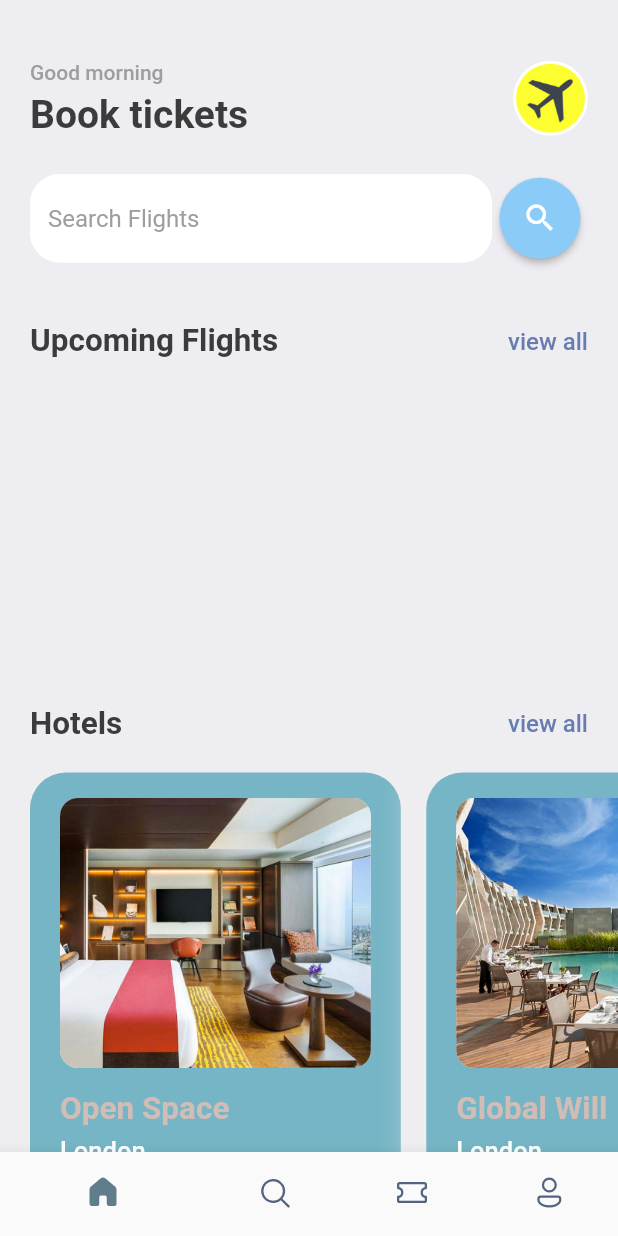
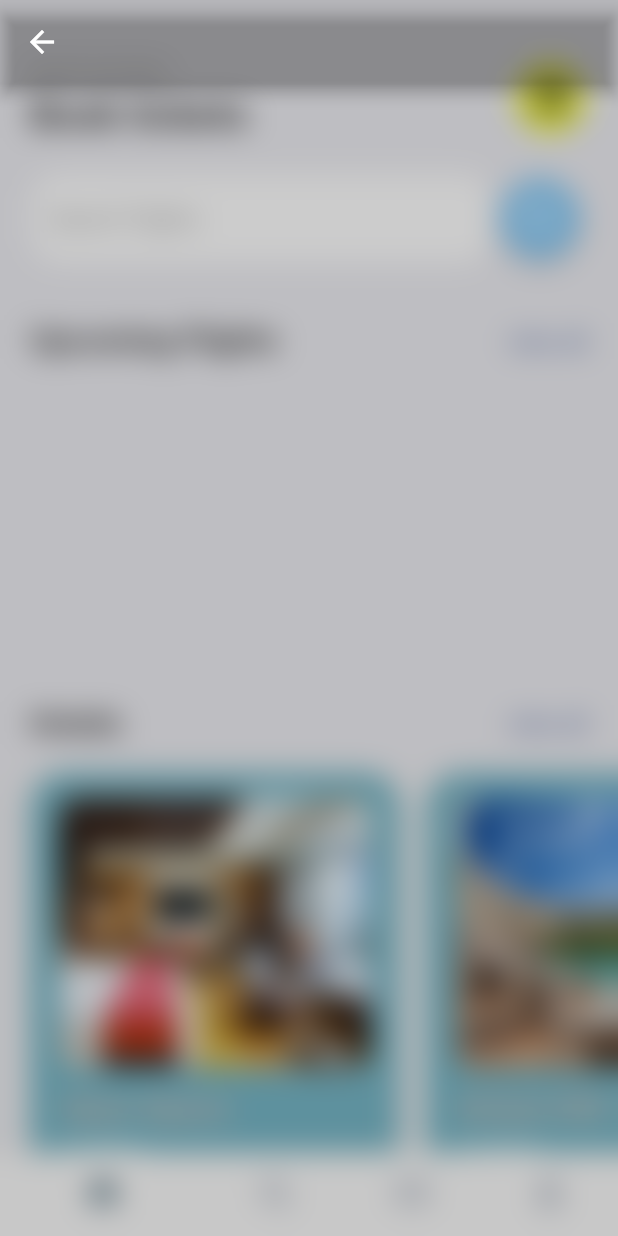
Before and after one commit to marceloomg13/TFGtickets, a Flutter app: the screen it shows once a user with an empty profile is signed in, after a tap on "view all", on a phone screen of 412 x 824 dp. Run offline on Flutter 3.47's test engine with Material 2 defaults, Android fonts, the phone set to English and light mode, and no system bars; our stand-ins replace barcode_widget, cloud_firestore, firebase_auth, firebase_core, fluentui_icons, gap and 1 more; accounts and stored records are empty.

Commit message:
flight picker v3 commit

```diff
--- a/lib/main.dart
+++ b/lib/main.dart
@@ -24,23 +24,68 @@ class MyApp extends StatefulWidget {
 
 class _MyAppState extends State<MyApp> {
   initializeData() async{
+    /*
+    myTickets.clear();
+    FirebaseFirestore.instance.collection("MisVuelos").get().then((snapshot) => {
+      for (DocumentSnapshot ds in snapshot.docs){
+        ds.reference.delete(),
+      }});
+
+     */
     for(var element in hotelList){
       FirebaseFirestore.instance.collection("Hoteles").doc(element['id'].toString()).set(element);
     }
     for(var element in ticketList){
       FirebaseFirestore.instance.collection("Vuelos").doc(element['number'].toString()).set(element);
     }
-    print("All data added");
+    final MisVuelos = FirebaseFirestore.instance.collection("MisVuelos");
+    MisVuelos.get().then((querySnapshot){
+      for (var docSnapshot in querySnapshot.docs) {
+        var fromCode;
+        var fromName;
+        var toCode;
+        var toName;
+        var flyingTime;
+        var date;
+        var departureTime;
+        var number;
+
+        Map<String, dynamic> data = docSnapshot.data();
+        Map<dynamic,dynamic> toData = data['to'];
+        Map<dynamic,dynamic> fromData = data['from'];
+        toCode = toData["code"].toString();
+        toName = toData["name"].toString();
+        fromCode = fromData["code"].toString();
+        fromName = fromData["name"].toString();
+        flyingTime = data["flying_time"].toString();
+        date = data["date"].toString();
+        departureTime = data["departure_time"].toString();
+        number = data["number"];
+
+        var billete = {
+          'from': {
+            'code':fromCode,
+            'name':fromName
+          },
+          'to': {
+            'code':toCode,
+            'name':toName
+          },
+          'flying_time': flyingTime,
+          'date': date,
+          'departure_time':departureTime,
+          "number":number
+        };
+        print(billete);
+        myTickets.add(billete);
+      }
+      FirebaseFirestore.instance.terminate();
+      print(myTickets);
+    });
   }
   @override
   void initState() {
     super.initState();
-    myTickets.clear();
-    FirebaseFirestore.instance.collection("MisVuelos").get().then((snapshot) => {
-    for (DocumentSnapshot ds in snapshot.docs){
-        ds.reference.delete(),
-    }});
-
     initializeData();
   }
 
--- a/lib/screens/flight_picker.dart
+++ b/lib/screens/flight_picker.dart
@@ -33,7 +33,7 @@ class flightPicker extends StatelessWidget {
 
         Map<String, dynamic> data = docSnapshot.data();
         Map<dynamic,dynamic> toData = data['to'];
-        Map<dynamic,dynamic> fromData = data['to'];
+        Map<dynamic,dynamic> fromData = data['from'];
         toCode = toData["code"].toString();
         toName = toData["name"].toString();
         fromCode = fromData["code"].toString();
--- a/lib/screens/home_screen.dart
+++ b/lib/screens/home_screen.dart
@@ -14,10 +14,14 @@ import 'package:gap/gap.dart';
 import '../utils/app_info_list.dart';
 import 'flight_picker.dart';
 
-class HomeScreen extends StatelessWidget {
+class HomeScreen extends StatefulWidget {
   const HomeScreen({Key? key}) : super(key: key);
 
+  @override
+  State<HomeScreen> createState() => _HomeScreenState();
+}
 
+class _HomeScreenState extends State<HomeScreen> {
   void findQuery(TextEditingController searchController,context) async{
     var db = FirebaseFirestore.instance;
     int ticketIDNumber = 0;
@@ -38,8 +42,8 @@ class HomeScreen extends StatelessWidget {
                               ticketIDNumber = i;
                               print("TRUE" + "  " + ticketIDNumber.toString());
 
-                              showCupertinoModalPopup(context: context, builder:
-                                  (context) => flightViewer(ticketID: ticketIDNumber));
+                              //showCupertinoModalPopup(context: context, builder:
+                                //  (context) => flightViewer(ticketID: ticketIDNumber));
                             } else {
                               print("false");
                             }
@@ -58,8 +62,8 @@ class HomeScreen extends StatelessWidget {
                     ticketIDNumber = i;
                     print("TRUE" + "  " + ticketIDNumber.toString());
 
-                    showCupertinoModalPopup(context: context, builder:
-                        (context) => flightViewer(ticketID: ticketIDNumber));
+                    //showCupertinoModalPopup(context: context, builder:
+                      //  (context) => flightViewer(ticketID: ticketIDNumber));
                   } else {
                     print("false");
                   }
@@ -69,6 +73,11 @@ class HomeScreen extends StatelessWidget {
           },
       onError: (e) => print("Error completing: $e"),
     );
+  }
+
+  void viewAll(BuildContext context){
+    showCupertinoModalPopup(context: context, builder:
+        (context) => flightViewer());
   }
 
   @override
@@ -147,7 +156,15 @@ class HomeScreen extends StatelessWidget {
                 ),
 
                 const Gap(40),
-                AppDoubleTextWidget(bigText: "Upcoming Flights", smallText: "view all")
+                Row(
+                  mainAxisAlignment: MainAxisAlignment.spaceBetween,
+                  children: [
+                    Text("Upcoming Flights", style: Styles.headLineStyle2),
+                    InkWell(
+                        onTap: () => viewAll(context),
+                        child: Text("view all",style: Styles.textStyle.copyWith(color: Styles.primaryColor)))
+                  ],
+                )
               ],
             ),
           ),
@@ -182,8 +199,7 @@ class HomeScreen extends StatelessWidget {
 }
 
 class flightViewer extends StatelessWidget {
-  final int ticketID;
-  const flightViewer({Key? key,required this.ticketID}) : super(key: key);
+  const flightViewer({Key? key}) : super(key: key);
 
   @override
   Widget build(BuildContext context) {
@@ -196,16 +212,15 @@ class flightViewer extends StatelessWidget {
       BackdropFilter(
         filter: ImageFilter.blur(sigmaX: 10, sigmaY: 10),
         child:
-        Column(
-          mainAxisAlignment: MainAxisAlignment.center,
-          children: [
-            Center(
-              child: TicketView(ticket: ticketList[ticketID]),
+        SingleChildScrollView(
+          scrollDirection: Axis.vertical,
+              child: Center(
+                child: Column(
+                  mainAxisAlignment: MainAxisAlignment.center,
+                  children: myTickets.map((singleTicket) => TicketView(ticket: singleTicket)).toList(),
+                ),
+              ),
             ),
-          ],
-        ),
-
-
       ),
     );
   }
```
